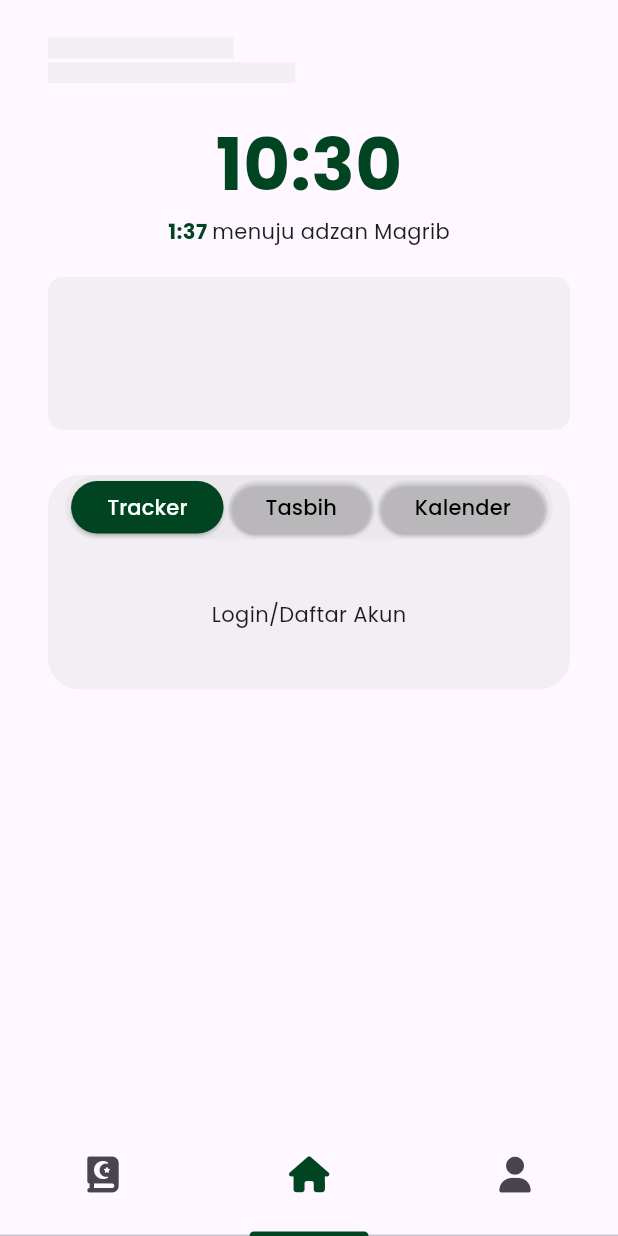
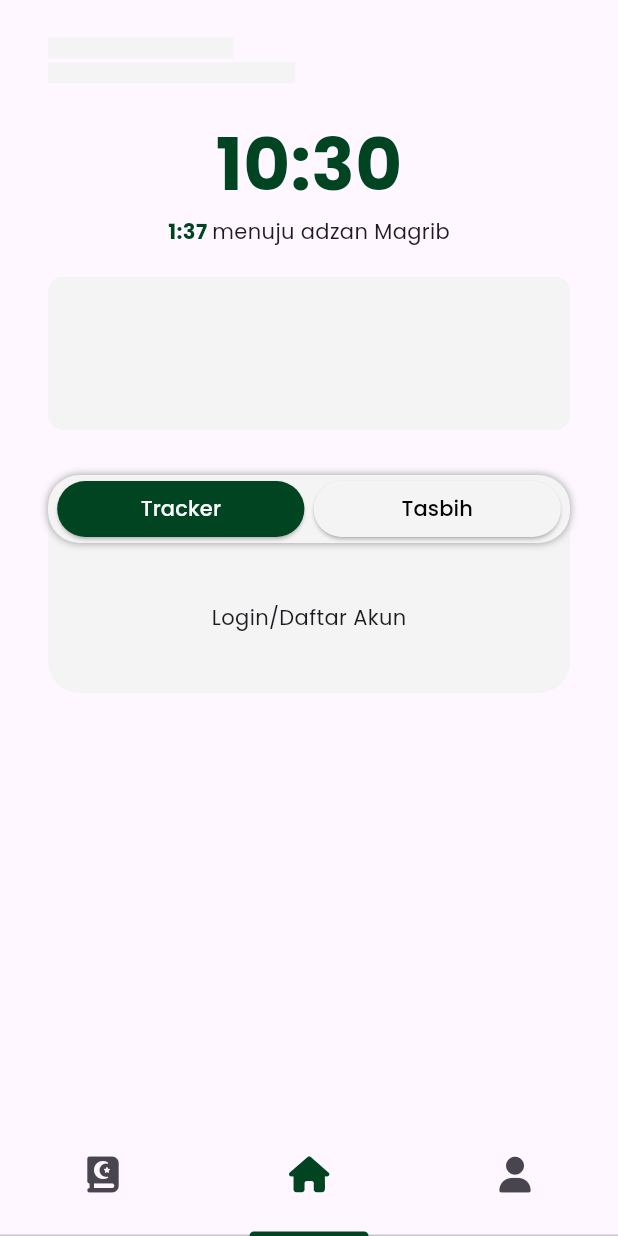
Before and after one commit to Amelinda2705/muslim-pocket, a Flutter app: the screen it shows after launch, on a phone screen of 412 x 824 dp. Run offline on Flutter 3.47's test engine with Material 3 defaults, Android fonts, the phone set to English and light mode, and no system bars; our stand-ins replace cloud_firestore, firebase_auth, firebase_core, font_awesome_flutter, geocoding, geolocator; accounts and stored records are empty.

Commit message:
add shadow to some widget

```diff
--- a/lib/commons/global.dart
+++ b/lib/commons/global.dart
@@ -5,7 +5,7 @@ class Global {
   Color graySecondary = const Color.fromRGBO(0, 0, 0, .5);
   Color grayPrimary = const Color.fromARGB(255, 75, 75, 75);
   Color white = const Color.fromARGB(255, 255, 255, 255);
-  Color bgBlur = const Color.fromRGBO(217, 217, 217, .3);
+  Color bgBlur = const Color(0xffF4F4F4);
   Color bgNotYet = const Color.fromRGBO(217, 217, 217, 1);
   Color bgDone = const Color.fromRGBO(179, 230, 185, 1);
   Color bgLogin = const Color.fromRGBO(217, 217, 217, .2);
--- a/lib/screens/home/home_screen.dart
+++ b/lib/screens/home/home_screen.dart
@@ -1,4 +1,6 @@
+import 'package:flutter/cupertino.dart';
 import 'package:flutter/material.dart';
+import 'package:flutter/widgets.dart';
 import 'package:muslimpocket/commons/global.dart';
 import 'package:muslimpocket/screens/profile/profile_screen.dart';
 import 'package:muslimpocket/screens/quran/quran_screen.dart';
@@ -32,7 +34,7 @@ class HomeScreen extends StatelessWidget {
                     Container(
                       padding: const EdgeInsets.symmetric(
                           vertical: 25.0, horizontal: 32.0),
-                      child: Column(
+                      child: const Column(
                         children: [
                           Column(
                             children: [
@@ -58,7 +60,8 @@ class HomeScreen extends StatelessWidget {
                 child: TabBar(
                     indicatorColor: Global().greenPrimary,
                     labelColor: Global().greenPrimary,
-                    indicatorPadding: const EdgeInsets.symmetric(horizontal: 13),
+                    indicatorPadding:
+                        const EdgeInsets.symmetric(horizontal: 13),
                     tabs: const [
                       Tab(
                         child: Align(
@@ -104,8 +107,8 @@ class _SectionMenuState extends State<SectionMenu> {
         return const TrackerSection();
       case 'tasbih':
         return const TasbihSection();
-      case 'kalender':
-        return const KalenderSection();
+      // case 'kalender':
+      //   return const KalenderSection();
       default:
         return const TrackerSection();
     }
@@ -113,24 +116,37 @@ class _SectionMenuState extends State<SectionMenu> {
 
   @override
   Widget build(BuildContext context) {
+    double height = MediaQuery.of(context).size.height;
+    double width = MediaQuery.of(context).size.width;
+
     return SingleChildScrollView(
       child: Container(
         decoration: BoxDecoration(
-            color: Global().bgBlur, borderRadius: BorderRadius.circular(21.0)),
+          color: Global().bgBlur,
+          borderRadius: BorderRadius.circular(21.0),
+        ),
         child: Column(
           children: [
             Container(
-              width: 325.0,
-              height: 43.0,
+              height: height * .055,
               decoration: BoxDecoration(
-                  color: Global().bgBlur,
-                  borderRadius: BorderRadius.circular(21.0)),
+                color: Global().bgBlur,
+                borderRadius: BorderRadius.circular(21.0),
+                boxShadow: const [
+                  BoxShadow(
+                    color: Colors.black38,
+                    blurRadius: 4.0,
+                  ),
+                ],
+              ),
               child: Padding(
                 padding: const EdgeInsets.symmetric(vertical: 4.0),
                 child: Row(
                   mainAxisAlignment: MainAxisAlignment.spaceEvenly,
                   children: <Widget>[
-                    ElevatedButton(
+                    SizedBox(
+                      width: width * .4,
+                      child: ElevatedButton(
                         onPressed: () {
                           setState(() {
                             currentSection = 'tracker';
@@ -156,8 +172,12 @@ class _SectionMenuState extends State<SectionMenu> {
                             },
                           ),
                         ),
-                        child: const Text('Tracker')),
-                    ElevatedButton(
+                        child: const Text('Tracker'),
+                      ),
+                    ),
+                    SizedBox(
+                      width: width * .4,
+                      child: ElevatedButton(
                         onPressed: () {
                           setState(() {
                             currentSection = 'tasbih';
@@ -183,34 +203,36 @@ class _SectionMenuState extends State<SectionMenu> {
                             },
                           ),
                         ),
-                        child: const Text('Tasbih')),
-                    ElevatedButton(
-                        onPressed: () {
-                          setState(() {
-                            currentSection = 'kalender';
-                          });
-                        },
-                        style: ButtonStyle(
-                          backgroundColor:
-                              MaterialStateProperty.resolveWith<Color>(
-                            (Set<MaterialState> states) {
-                              if (currentSection == 'kalender') {
-                                return Global().greenPrimary;
-                              }
-                              return Global().bgBlur;
-                            },
-                          ),
-                          foregroundColor:
-                              MaterialStateProperty.resolveWith<Color>(
-                            (Set<MaterialState> states) {
-                              if (currentSection == 'kalender') {
-                                return Global().white;
-                              }
-                              return Colors.black;
-                            },
-                          ),
-                        ),
-                        child: const Text('Kalender')),
+                        child: const Text('Tasbih'),
+                      ),
+                    ),
+                    // ElevatedButton(
+                    //     onPressed: () {
+                    //       setState(() {
+                    //         currentSection = 'kalender';
+                    //       });
+                    //     },
+                    //     style: ButtonStyle(
+                    //       backgroundColor:
+                    //           MaterialStateProperty.resolveWith<Color>(
+                    //         (Set<MaterialState> states) {
+                    //           if (currentSection == 'kalender') {
+                    //             return Global().greenPrimary;
+                    //           }
+                    //           return Global().bgBlur;
+                    //         },
+                    //       ),
+                    //       foregroundColor:
+                    //           MaterialStateProperty.resolveWith<Color>(
+                    //         (Set<MaterialState> states) {
+                    //           if (currentSection == 'kalender') {
+                    //             return Global().white;
+                    //           }
+                    //           return Colors.black;
+                    //         },
+                    //       ),
+                    //     ),
+                    //     child: const Text('Kalender')),
                   ],
                 ),
               ),
--- a/lib/widgets/prayer_widget.dart
+++ b/lib/widgets/prayer_widget.dart
@@ -247,6 +247,12 @@ class _PrayerWidgetState extends State<PrayerWidget> {
                 decoration: BoxDecoration(
                   color: Global().bgBlur,
                   borderRadius: BorderRadius.circular(10.0),
+                  boxShadow: const [
+                    BoxShadow(
+                      color: Colors.black26,
+                      blurRadius: 4.0,
+                    ),
+                  ],
                 ),
                 child: Row(
                     mainAxisAlignment: MainAxisAlignment.spaceEvenly,
--- a/lib/widgets/tracker_widget.dart
+++ b/lib/widgets/tracker_widget.dart
@@ -96,7 +96,9 @@ class _TrackerWidgetState extends State<TrackerWidget> {
             ),
           );
         }
-        return Column(
+        return Stack(
+          children: [
+            Column(
               mainAxisAlignment: MainAxisAlignment.center,
               children: [
                 const SizedBox(
@@ -135,8 +137,10 @@ class _TrackerWidgetState extends State<TrackerWidget> {
                                       borderRadius: BorderRadius.circular(10),
                                     ),
                                     child: Column(
-                                  crossAxisAlignment: CrossAxisAlignment.center,
-                                  mainAxisAlignment: MainAxisAlignment.center,
+                                      crossAxisAlignment:
+                                          CrossAxisAlignment.center,
+                                      mainAxisAlignment:
+                                          MainAxisAlignment.center,
                                       children: [
                                         Text(
                                           value.day.toString(),
@@ -190,8 +194,8 @@ class _TrackerWidgetState extends State<TrackerWidget> {
                                 ),
                                 child: InkWell(
                                   onTap: () {
-                                currDate =
-                                    currDate.add(Duration(days: (index + 1)));
+                                    currDate = currDate
+                                        .add(Duration(days: (index + 1)));
                                     setState(() {});
                                   },
                                   child: Container(
@@ -203,8 +207,10 @@ class _TrackerWidgetState extends State<TrackerWidget> {
                                       borderRadius: BorderRadius.circular(10),
                                     ),
                                     child: Column(
-                                  crossAxisAlignment: CrossAxisAlignment.center,
-                                  mainAxisAlignment: MainAxisAlignment.center,
+                                      crossAxisAlignment:
+                                          CrossAxisAlignment.center,
+                                      mainAxisAlignment:
+                                          MainAxisAlignment.center,
                                       children: [
                                         Text(
                                           currDate
@@ -216,8 +222,8 @@ class _TrackerWidgetState extends State<TrackerWidget> {
                                               ),
                                         ),
                                         Text(
-                                      DateFormat("MMM").format(currDate
-                                          .add(Duration(days: (index + 1)))),
+                                          DateFormat("MMM").format(currDate.add(
+                                              Duration(days: (index + 1)))),
                                           style: const TextStyle(
                                               // color: Colors.white,
                                               ),
@@ -252,7 +258,8 @@ class _TrackerWidgetState extends State<TrackerWidget> {
                         child: const CircularProgressIndicator(),
                       );
                     }
-                if (snapshot.data == null || snapshot.data!.data() == null) {
+                    if (snapshot.data == null ||
+                        snapshot.data!.data() == null) {
                       WidgetsBinding.instance.addPostFrameCallback((timeStamp) {
                         FirebaseFirestore.instance
                             .collection("trackers")
@@ -278,8 +285,8 @@ class _TrackerWidgetState extends State<TrackerWidget> {
                     return Column(
                       children: [
                         Column(
-                      children: List.generate(doc.data()!['checklists'].length,
-                          (index) {
+                          children: List.generate(
+                              doc.data()!['checklists'].length, (index) {
                             String value = doc.data()!['checklists'][index];
                             bool isCheck = false;
                             try {
@@ -302,7 +309,8 @@ class _TrackerWidgetState extends State<TrackerWidget> {
                                         (index) => false);
                                   }
                                   value[index] = !isCheck;
-                              doc.reference.update({"udahChecklists": value});
+                                  doc.reference
+                                      .update({"udahChecklists": value});
                                 },
                                 child: Container(
                                   width: width,
@@ -330,7 +338,8 @@ class _TrackerWidgetState extends State<TrackerWidget> {
                                         )),
                                         FaIcon(
                                           isCheck
-                                          ? FontAwesomeIcons.solidCircleCheck
+                                              ? FontAwesomeIcons
+                                                  .solidCircleCheck
                                               : FontAwesomeIcons.circle,
                                         ),
                                       ]),
@@ -350,6 +359,11 @@ class _TrackerWidgetState extends State<TrackerWidget> {
                   height: 16,
                 ),
               ],
+            ),
+            Container(
+
+            ),
+          ],
         );
       },
     );
```
Lines whose indentation alone changed are shown as unchanged.
